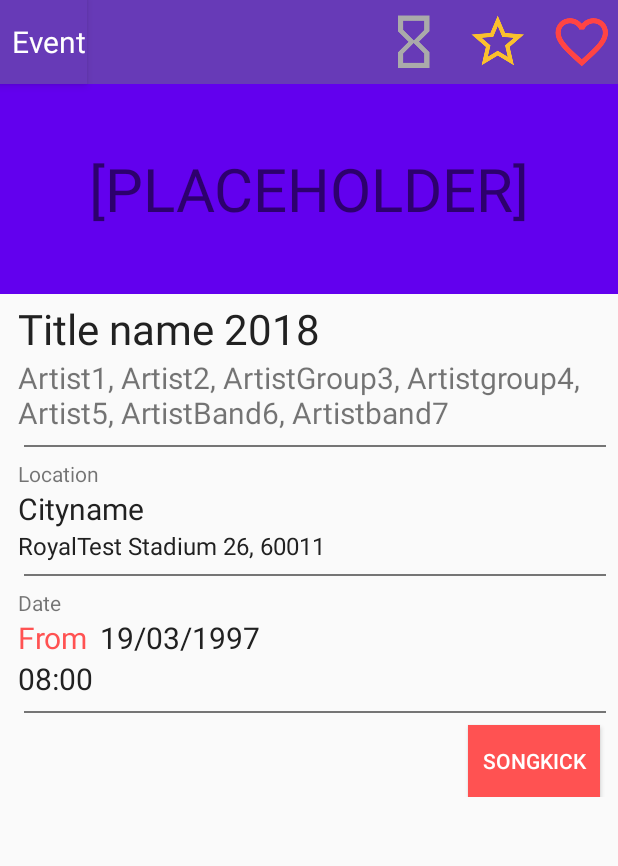
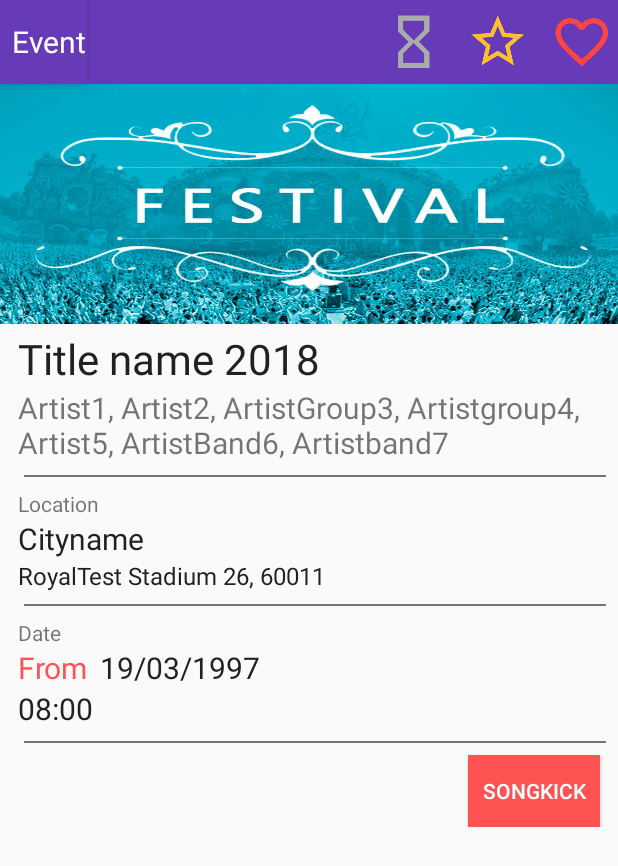
Before and after one commit to clichade/FestivAPP, an Android app: the EventActivity screen opened directly, with no data from a screen before it, on a phone screen of 412 x 824 dp. Shown: the top 866 px of the screen. Run offline under Robolectric (Android 15) with nearby library versions, the phone set to English and light mode, and no system bars; 12 statements that could not run were skipped.

Commit message:
festival an concert images added

```diff
--- a/app/src/main/java/com/example/trjano/festivapp/EventActivity.kt
+++ b/app/src/main/java/com/example/trjano/festivapp/EventActivity.kt
@@ -11,12 +11,14 @@ import android.support.annotation.IdRes
 import android.util.Log
 import android.view.View
 import android.widget.ImageButton
+import android.widget.ImageView
 import android.widget.TextView
 import android.widget.Toast
 import com.example.trjano.festivapp.database.EventItem
 import com.example.trjano.festivapp.database.FavoritesCRUD
 import com.example.trjano.festivapp.database.PastCRUD
 import com.example.trjano.festivapp.database.UpcomingCRUD
+import kotlinx.android.synthetic.main.event_list_item.view.*
 import org.jetbrains.anko.backgroundDrawable
 import org.jetbrains.anko.toast
 
@@ -29,6 +31,7 @@ class EventActivity : AppCompatActivity() {
     private val tv_location_exact : TextView by bind(R.id.event_location_exact)
     private val tv_date_from : TextView by bind(R.id.event_date_from)
     private val tv_start_time : TextView by bind(R.id.event_date_start_time)
+    private val image: ImageView by bind(R.id.event_imageview)
 
     private val btn_favorite : ImageButton by bind(R.id.event_btn_favorites)
     private val btn_pending : ImageButton by bind(R.id.event_btn_pending)
@@ -54,6 +57,10 @@ class EventActivity : AppCompatActivity() {
     fun components_setup(){
 
         val eventItem = intent.extras.get("event") as EventItem
+
+        if (eventItem.getmType() == "0") image.setBackgroundResource(R.drawable.image_concert)
+        else image.setBackgroundResource(R.drawable.image_festival)
+
         tv_name.text = eventItem.getmName()
         tv_artists.text = eventItem.getmArtists()
         tv_location_city.text = eventItem.getmCity()
--- a/app/src/main/java/com/example/trjano/festivapp/EventListAdapter.kt
+++ b/app/src/main/java/com/example/trjano/festivapp/EventListAdapter.kt
@@ -72,6 +72,10 @@ class EventListAdapter(private var mItems : ArrayList<EventItem>) :
     // Replace the contents of a view (invoked by the layout manager)
     override fun onBindViewHolder(holder: MyViewHolder, position: Int) {
         val event = getItem(position)
+
+        if(event.getmType() == "1") holder.view.eventlist_item_imageview.setBackgroundResource(R.drawable.image_festival)
+        else holder.view.eventlist_item_imageview.setBackgroundResource(R.drawable.image_concert)
+
         holder.view.eventlist_item_label_name.text = event.getmName()
         holder.view.eventlist_item_label_city.text = event.getmCity() + ":\n  " + event.getmLocation()
         holder.view.evenlist_item_label_date.text = event.getmStartDate()
--- a/app/src/main/res/layout/activity_event.xml
+++ b/app/src/main/res/layout/activity_event.xml
@@ -39,14 +39,15 @@
         android:layout_width="match_parent"
         android:layout_height="wrap_content"
         app:layout_constraintTop_toBottomOf="@id/eventlist_menu_layout">
-        <TextView
+        <ImageView
+            android:id="@+id/event_imageview"
             android:layout_width="match_parent"
-            android:layout_height="140dp"
-            android:text="@string/placeholder"
+            android:layout_height="160dp"
             android:textSize="40dp"
             android:textAlignment="center"
             android:gravity="center"
-            android:background="@color/design_default_color_primary"/>
+            android:background="@drawable/image_festival"
+            />
     </android.support.constraint.ConstraintLayout>
 
     <ScrollView
--- a/app/src/main/res/layout/event_list_item.xml
+++ b/app/src/main/res/layout/event_list_item.xml
@@ -10,8 +10,8 @@
    <ImageView
        android:id="@+id/eventlist_item_imageview"
        android:layout_width="match_parent"
-       android:layout_height="70dp"
-       android:background="@color/secondaryText"/>
+       android:layout_height="80dp"
+       android:background="@drawable/image_festival"/>
 
     <TextView
         android:id="@+id/eventlist_item_label_name"
```
Also changed, not shown: app/src/main/res/drawable/image_concert.jpg (added), app/src/main/res/drawable/image_festival.jpg (added).
